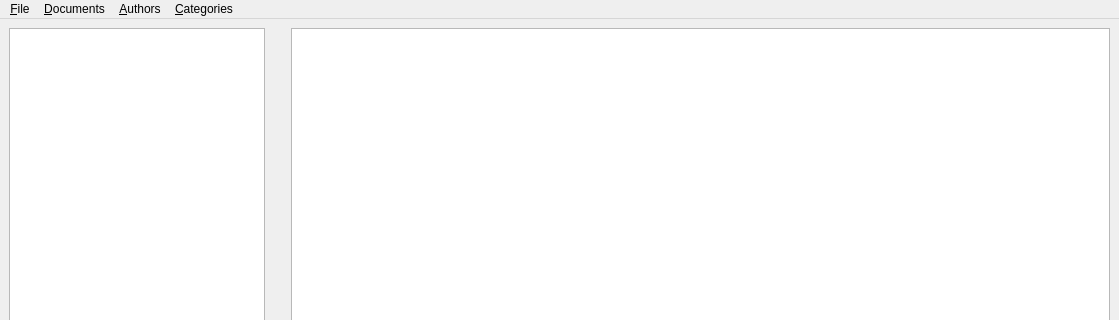
grapesmoker/pdf-library, file ui_main_window.ui: the form before one commit; both pictures show x 0 to 1119 and y 0 to 320 of the 1119 by 898 pixel window.
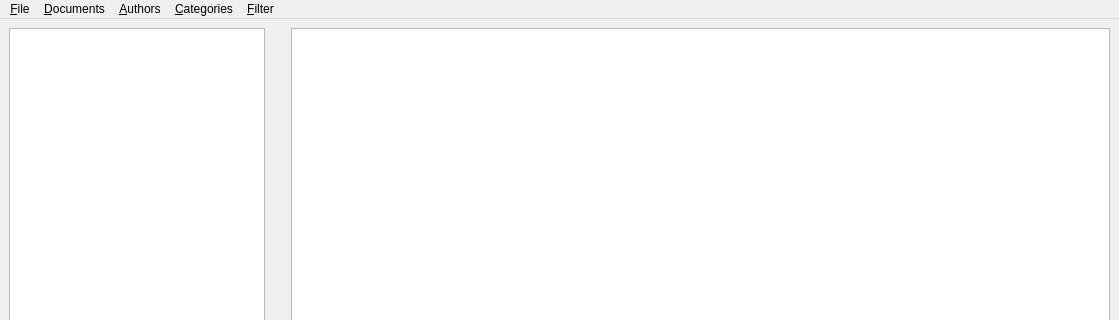
The form after the commit.

```diff
--- a/ui_main_window.ui
+++ b/ui_main_window.ui
@@ -115,10 +115,18 @@
     <addaction name="actionEdit_category"/>
     <addaction name="actionRemove_category"/>
    </widget>
+   <widget class="QMenu" name="menu_Filter">
+    <property name="title">
+     <string>&amp;Filter</string>
+    </property>
+    <addaction name="action_Apply_filter"/>
+    <addaction name="action_Clear_filter"/>
+   </widget>
    <addaction name="menuFile"/>
    <addaction name="menuPapers"/>
    <addaction name="menuAuthors"/>
    <addaction name="menuCategories"/>
+   <addaction name="menu_Filter"/>
   </widget>
   <widget class="QStatusBar" name="statusbar"/>
   <action name="actionNew">
```
Left out of the diff: 16 changed lines with no effect on the pictures.
